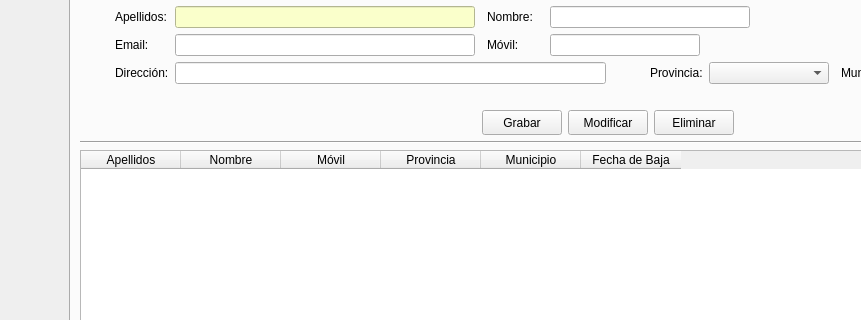
Manuerty/ProyecyoDI, file templates/ventPrincipal.ui: the form before one commit; both pictures show x 0 to 861 and y 95 to 415 of the 1216 by 768 pixel window.
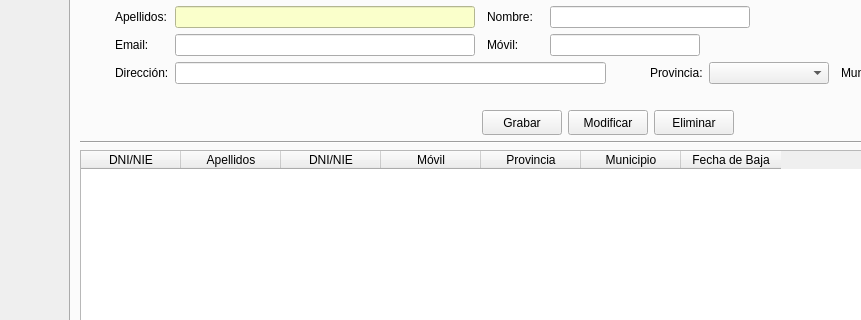
The form after the commit. Icons and pictures are not drawn.

Patch:
```diff
--- a/templates/ventPrincipal.ui
+++ b/templates/ventPrincipal.ui
@@ -535,6 +535,11 @@
           <attribute name="verticalHeaderVisible">
            <bool>false</bool>
           </attribute>
+          <column>
+           <property name="text">
+            <string>DNI/NIE</string>
+           </property>
+          </column>
           <column>
            <property name="text">
             <string>Apellidos</string>
@@ -542,7 +547,7 @@
           </column>
           <column>
            <property name="text">
-            <string>Nombre</string>
+            <string>DNI/NIE</string>
            </property>
           </column>
           <column>
```
